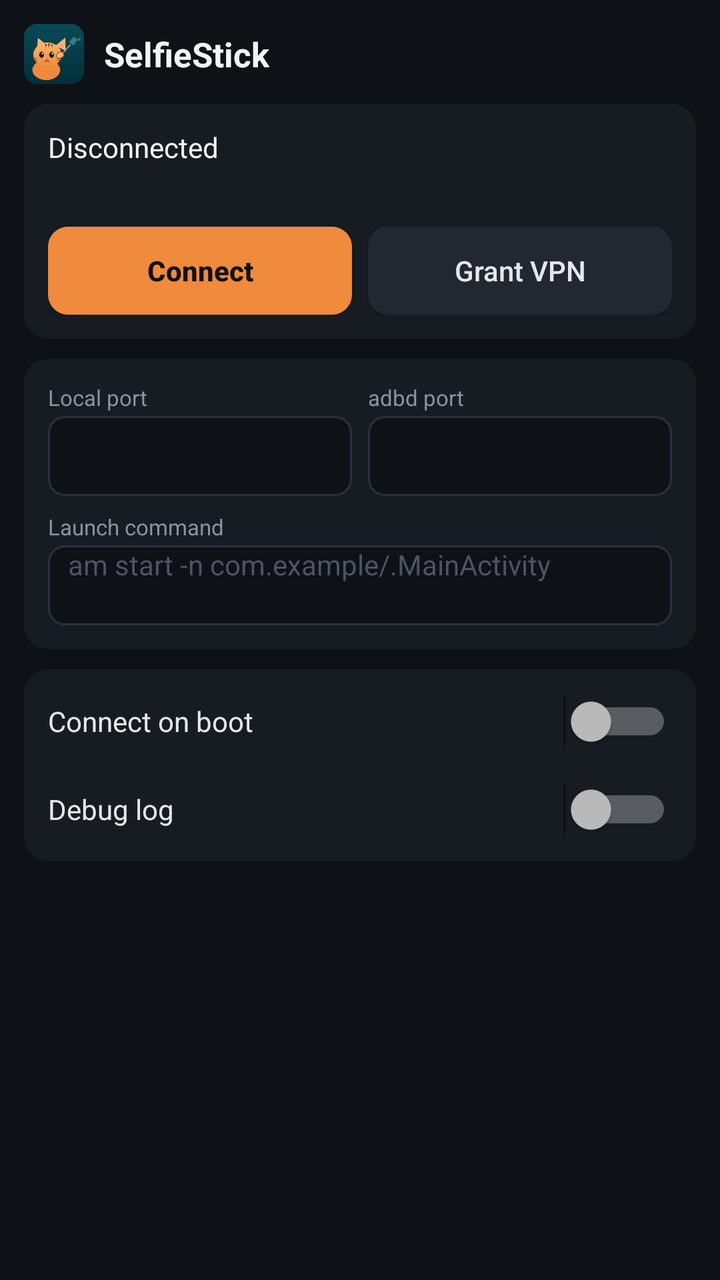
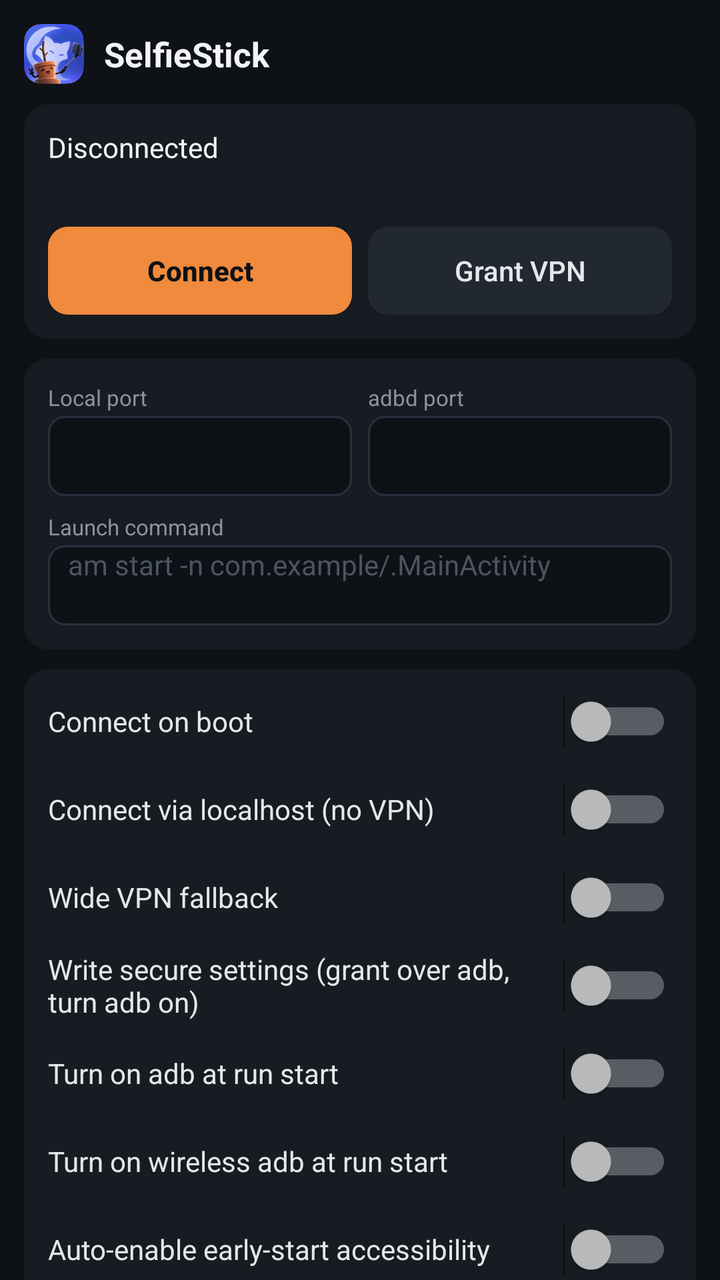

Screens rendered from an Android XML layout before and after an edit, with the pre-edit source and the edit as a unified diff.
<!-- AndroidManifest.xml: application theme android:Theme.DeviceDefault.NoActionBar -->
<!-- res/layout/activity_main.xml -->
<?xml version="1.0" encoding="utf-8"?>
<ScrollView xmlns:android="http://schemas.android.com/apk/res/android"
    android:layout_width="match_parent"
    android:layout_height="match_parent"
    android:background="#0E1116"
    android:fillViewport="true"
    android:scrollbars="none">

    <LinearLayout
        android:layout_width="match_parent"
        android:layout_height="wrap_content"
        android:orientation="vertical"
        android:padding="12dp">

        
        <LinearLayout
            android:layout_width="match_parent"
            android:layout_height="wrap_content"
            android:gravity="center_vertical"
            android:orientation="horizontal">

            <ImageView
                android:layout_width="30dp"
                android:layout_height="30dp"
                android:importantForAccessibility="no"
                android:src="@mipmap/ic_launcher" />

            <TextView
                android:layout_width="wrap_content"
                android:layout_height="wrap_content"
                android:layout_marginStart="10dp"
                android:text="SelfieStick"
                android:textColor="#F3F4F6"
                android:textSize="17sp"
                android:textStyle="bold" />
        </LinearLayout>

        
        <LinearLayout
            android:layout_width="match_parent"
            android:layout_height="wrap_content"
            android:layout_marginTop="10dp"
            android:background="@drawable/bg_card"
            android:orientation="vertical"
            android:padding="12dp">

            <TextView
                android:id="@+id/status_text"
                android:layout_width="match_parent"
                android:layout_height="wrap_content"
                android:text="Disconnected"
                android:textColor="#F3F4F6"
                android:textSize="14sp" />

            <TextView
                android:id="@+id/grant_state_text"
                android:layout_width="match_parent"
                android:layout_height="wrap_content"
                android:layout_marginTop="4dp"
                android:textColor="#8B93A1"
                android:textSize="12sp" />

            <LinearLayout
                android:layout_width="match_parent"
                android:layout_height="wrap_content"
                android:layout_marginTop="10dp"
                android:orientation="horizontal">

                <Button
                    android:id="@+id/connect_button"
                    android:layout_width="0dp"
                    android:layout_height="wrap_content"
                    android:layout_weight="1"
                    android:background="@drawable/bg_button_primary"
                    android:minHeight="44dp"
                    android:text="Connect"
                    android:textAllCaps="false"
                    android:textColor="#0E1116"
                    android:textStyle="bold" />

                <Button
                    android:id="@+id/grant_vpn_button"
                    android:layout_width="0dp"
                    android:layout_height="wrap_content"
                    android:layout_marginStart="8dp"
                    android:layout_weight="1"
                    android:background="@drawable/bg_button_secondary"
                    android:minHeight="44dp"
                    android:text="Grant VPN"
                    android:textAllCaps="false"
                    android:textColor="#E5E7EB" />
            </LinearLayout>
        </LinearLayout>

        
        <LinearLayout
            android:layout_width="match_parent"
            android:layout_height="wrap_content"
            android:layout_marginTop="10dp"
            android:background="@drawable/bg_card"
            android:orientation="vertical"
            android:padding="12dp">

            <LinearLayout
                android:layout_width="match_parent"
                android:layout_height="wrap_content"
                android:orientation="horizontal">

                <LinearLayout
                    android:layout_width="0dp"
                    android:layout_height="wrap_content"
                    android:layout_weight="1"
                    android:orientation="vertical">

                    <TextView
                        android:layout_width="wrap_content"
                        android:layout_height="wrap_content"
                        android:text="Local port"
                        android:textColor="#8B93A1"
                        android:textSize="11sp" />

                    <EditText
                        android:id="@+id/local_port_edit"
                        android:layout_width="match_parent"
                        android:layout_height="wrap_content"
                        android:layout_marginTop="2dp"
                        android:background="@drawable/bg_input"
                        android:inputType="number"
                        android:maxLength="5"
                        android:minHeight="40dp"
                        android:paddingStart="10dp"
                        android:paddingEnd="10dp"
                        android:singleLine="true"
                        android:textColor="#F3F4F6"
                        android:textSize="14sp" />
                </LinearLayout>

                <LinearLayout
                    android:layout_width="0dp"
                    android:layout_height="wrap_content"
                    android:layout_marginStart="8dp"
                    android:layout_weight="1"
                    android:orientation="vertical">

                    <TextView
                        android:layout_width="wrap_content"
                        android:layout_height="wrap_content"
                        android:text="adbd port"
                        android:textColor="#8B93A1"
                        android:textSize="11sp" />

                    <EditText
                        android:id="@+id/port_edit"
                        android:layout_width="match_parent"
                        android:layout_height="wrap_content"
                        android:layout_marginTop="2dp"
                        android:background="@drawable/bg_input"
                        android:inputType="number"
                        android:maxLength="5"
                        android:minHeight="40dp"
                        android:paddingStart="10dp"
                        android:paddingEnd="10dp"
                        android:singleLine="true"
                        android:textColor="#F3F4F6"
                        android:textSize="14sp" />
                </LinearLayout>
            </LinearLayout>

            <TextView
                android:layout_width="wrap_content"
                android:layout_height="wrap_content"
                android:layout_marginTop="8dp"
                android:text="Launch command"
                android:textColor="#8B93A1"
                android:textSize="11sp" />

            <EditText
                android:id="@+id/command_edit"
                android:layout_width="match_parent"
                android:layout_height="wrap_content"
                android:layout_marginTop="2dp"
                android:background="@drawable/bg_input"
                android:gravity="top|start"
                android:hint="am start -n com.example/.MainActivity"
                android:inputType="textMultiLine"
                android:minHeight="40dp"
                android:minLines="2"
                android:paddingStart="10dp"
                android:paddingEnd="10dp"
                android:textColor="#F3F4F6"
                android:textColorHint="#4B5563"
                android:textSize="14sp" />
        </LinearLayout>

        
        <LinearLayout
            android:layout_width="match_parent"
            android:layout_height="wrap_content"
            android:layout_marginTop="10dp"
            android:background="@drawable/bg_card"
            android:orientation="vertical"
            android:paddingStart="12dp"
            android:paddingTop="4dp"
            android:paddingEnd="12dp"
            android:paddingBottom="4dp">

            <Switch
                android:id="@+id/boot_switch"
                android:layout_width="match_parent"
                android:layout_height="wrap_content"
                android:minHeight="44dp"
                android:text="Connect on boot"
                android:textColor="#E5E7EB"
                android:textSize="14sp" />

            <Switch
                android:id="@+id/debug_switch"
                android:layout_width="match_parent"
                android:layout_height="wrap_content"
                android:minHeight="44dp"
                android:text="Debug log"
                android:textColor="#E5E7EB"
                android:textSize="14sp" />
        </LinearLayout>

    </LinearLayout>
</ScrollView>
<!-- resources referenced by this layout -->
<resources>
  <!-- drawable bg_button_primary (drawable) -->
  <?xml version="1.0" encoding="utf-8"?>
  <selector xmlns:android="http://schemas.android.com/apk/res/android">
      <item android:state_focused="true">
          <shape android:shape="rectangle">
              <solid android:color="#FFB36B" />
              <stroke android:width="2dp" android:color="#FFFFFF" />
              <corners android:radius="10dp" />
          </shape>
      </item>
      <item>
          <shape android:shape="rectangle">
              <solid android:color="#F08A3C" />
              <corners android:radius="10dp" />
          </shape>
      </item>
  </selector>
  <!-- drawable bg_button_secondary (drawable) -->
  <?xml version="1.0" encoding="utf-8"?>
  <selector xmlns:android="http://schemas.android.com/apk/res/android">
      <item android:state_focused="true">
          <shape android:shape="rectangle">
              <solid android:color="#2F3742" />
              <stroke android:width="2dp" android:color="#F08A3C" />
              <corners android:radius="10dp" />
          </shape>
      </item>
      <item>
          <shape android:shape="rectangle">
              <solid android:color="#222831" />
              <corners android:radius="10dp" />
          </shape>
      </item>
  </selector>
  <!-- drawable bg_card (drawable) -->
  <?xml version="1.0" encoding="utf-8"?>
  <shape xmlns:android="http://schemas.android.com/apk/res/android" android:shape="rectangle">
      <solid android:color="#171B22" />
      <corners android:radius="12dp" />
  </shape>
  <!-- drawable bg_input (drawable) -->
  <?xml version="1.0" encoding="utf-8"?>
  <selector xmlns:android="http://schemas.android.com/apk/res/android">
      <item android:state_focused="true">
          <shape android:shape="rectangle">
              <solid android:color="#0E1116" />
              <stroke android:width="2dp" android:color="#F08A3C" />
              <corners android:radius="8dp" />
          </shape>
      </item>
      <item>
          <shape android:shape="rectangle">
              <solid android:color="#0E1116" />
              <stroke android:width="1dp" android:color="#2A3140" />
              <corners android:radius="8dp" />
          </shape>
      </item>
  </selector>
  <!-- mipmap ic_launcher: png bitmap (mipmap-hdpi, 5409 bytes) -->
</resources>

<!-- the commit's change to res/layout/activity_main.xml (unified diff, before → after) -->
@@ -213,6 +213,78 @@
                 android:textColor="#E5E7EB"
                 android:textSize="14sp" />
 
+                        <Switch
+                android:id="@+id/localhost_switch"
+                android:layout_width="match_parent"
+                android:layout_height="wrap_content"
+                android:minHeight="44dp"
+                android:text="Connect via localhost (no VPN)"
+                android:textColor="#E5E7EB"
+                android:textSize="14sp" />
+
+            <Switch
+                android:id="@+id/wide_switch"
+                android:layout_width="match_parent"
+                android:layout_height="wrap_content"
+                android:minHeight="44dp"
+                android:text="Wide VPN fallback"
+                android:textColor="#E5E7EB"
+                android:textSize="14sp" />
+
+            <Switch
+                android:id="@+id/secure_switch"
+                android:layout_width="match_parent"
+                android:layout_height="wrap_content"
+                android:minHeight="44dp"
+                android:text="Write secure settings (grant over adb, turn adb on)"
+                android:textColor="#E5E7EB"
+                android:textSize="14sp" />
+
+            <Switch
+                android:id="@+id/adb_switch"
+                android:layout_width="match_parent"
+                android:layout_height="wrap_content"
+                android:minHeight="44dp"
+                android:text="Turn on adb at run start"
+                android:textColor="#E5E7EB"
+                android:textSize="14sp" />
+
+            <Switch
+                android:id="@+id/wifi_switch"
+                android:layout_width="match_parent"
+                android:layout_height="wrap_content"
+                android:minHeight="44dp"
+                android:text="Turn on wireless adb at run start"
+                android:textColor="#E5E7EB"
+                android:textSize="14sp" />
+
+            <Switch
+                android:id="@+id/a11y_switch"
+                android:layout_width="match_parent"
+                android:layout_height="wrap_content"
+                android:minHeight="44dp"
+                android:text="Auto-enable early-start accessibility"
+                android:textColor="#E5E7EB"
+                android:textSize="14sp" />
+
+            <TextView
+                android:id="@+id/secure_state_text"
+                android:layout_width="match_parent"
+                android:layout_height="wrap_content"
+                android:paddingStart="4dp"
+                android:paddingBottom="8dp"
+                android:textColor="#8B93A1"
+                android:textSize="12sp" />
+
+            <TextView
+                android:id="@+id/early_start_text"
+                android:layout_width="match_parent"
+                android:layout_height="wrap_content"
+                android:paddingStart="4dp"
+                android:paddingBottom="8dp"
+                android:textColor="#8B93A1"
+                android:textSize="12sp" />
+
             <Switch
                 android:id="@+id/debug_switch"
                 android:layout_width="match_parent"
<!-- resource entries referenced after the edit -->
@@ -58,6 +58,6 @@
           </shape>
       </item>
   </selector>
-  <!-- mipmap ic_launcher: png bitmap (mipmap-hdpi, 5409 bytes) -->
+  <!-- mipmap ic_launcher: png bitmap (mipmap-hdpi, 10974 bytes) -->
 </resources>
 
